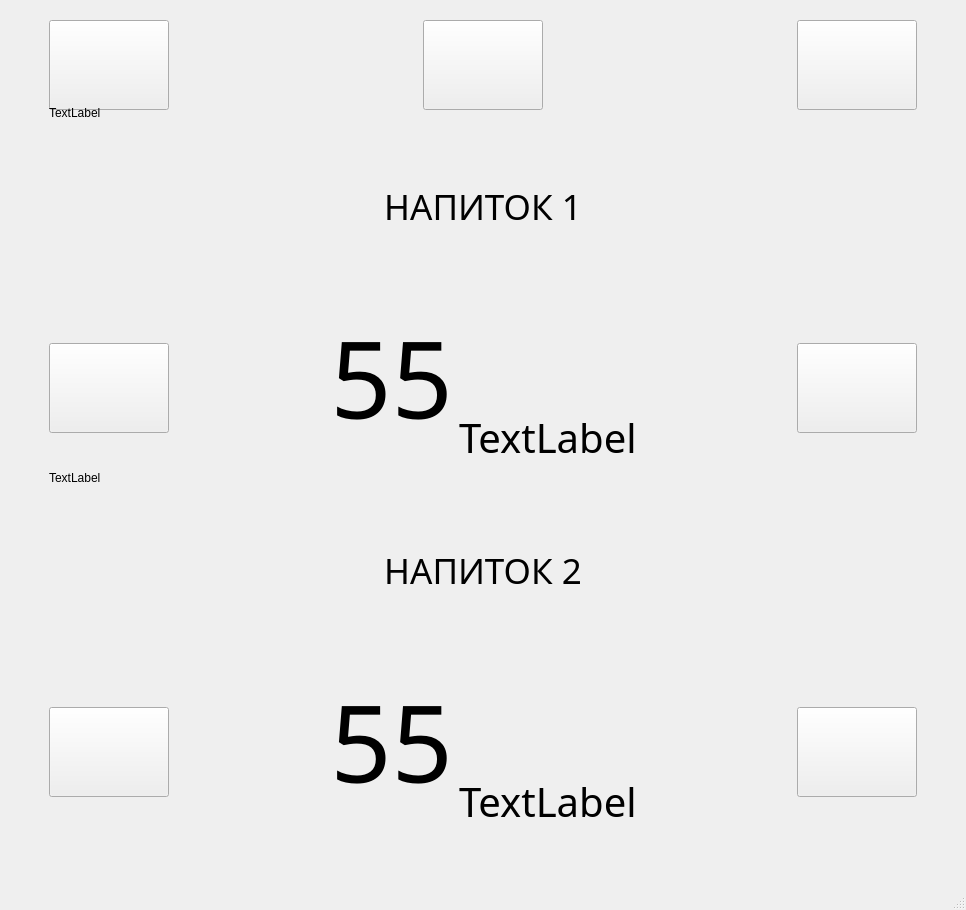
Before: the Qt Designer form Filler_interface/Window_filler/UI_filler2.ui in TWOKRAI/Filler, drawn with Qt 5.
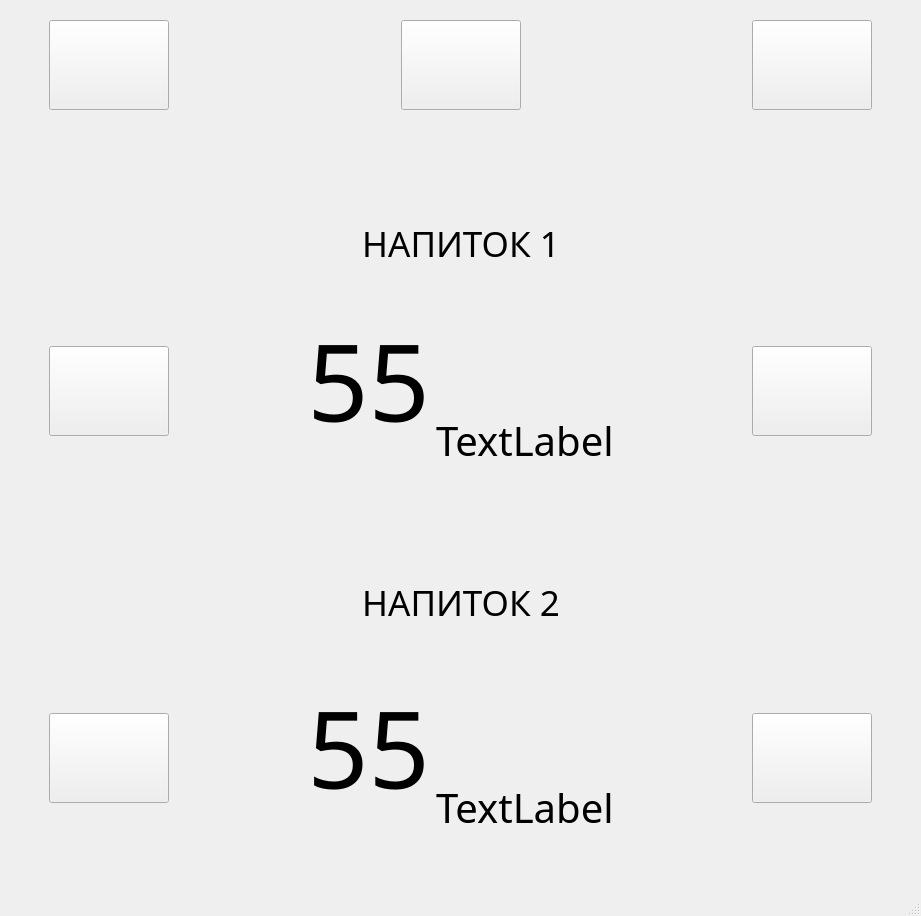
After: the same form once the commit is applied.

Diff of the .ui file:
```diff
--- a/Filler_interface/Window_filler/UI_filler2.ui
+++ b/Filler_interface/Window_filler/UI_filler2.ui
@@ -6,8 +6,8 @@
    <rect>
     <x>0</x>
     <y>0</y>
-    <width>966</width>
-    <height>910</height>
+    <width>921</width>
+    <height>916</height>
    </rect>
   </property>
   <property name="minimumSize">
@@ -244,11 +244,17 @@
          </layout>
         </item>
         <item>
-         <widget class="QLabel" name="label">
-          <property name="text">
-           <string>TextLabel</string>
+         <spacer name="verticalSpacer_3">
+          <property name="orientation">
+           <enum>Qt::Vertical</enum>
           </property>
-         </widget>
+          <property name="sizeHint" stdset="0">
+           <size>
+            <width>20</width>
+            <height>40</height>
+           </size>
+          </property>
+         </spacer>
         </item>
         <item>
          <layout class="QHBoxLayout" name="horizontalLayout">
@@ -433,6 +439,12 @@
             </item>
             <item>
              <widget class="QLabel" name="value_mini">
+              <property name="sizePolicy">
+               <sizepolicy hsizetype="Preferred" vsizetype="Preferred">
+                <horstretch>0</horstretch>
+                <verstretch>0</verstretch>
+               </sizepolicy>
+              </property>
               <property name="font">
                <font>
                 <family>Siemens AD Sans</family>
@@ -492,11 +504,17 @@
          </layout>
         </item>
         <item>
-         <widget class="QLabel" name="label_2">
-          <property name="text">
-           <string>TextLabel</string>
+         <spacer name="verticalSpacer_4">
+          <property name="orientation">
+           <enum>Qt::Vertical</enum>
           </property>
-         </widget>
+          <property name="sizeHint" stdset="0">
+           <size>
+            <width>20</width>
+            <height>40</height>
+           </size>
+          </property>
+         </spacer>
         </item>
         <item>
          <layout class="QHBoxLayout" name="horizontalLayout_4">
@@ -521,7 +539,7 @@
                <enum>Qt::Vertical</enum>
               </property>
               <property name="sizeType">
-               <enum>QSizePolicy::Expanding</enum>
+               <enum>QSizePolicy::Minimum</enum>
               </property>
               <property name="sizeHint" stdset="0">
                <size>
```
Left out of the diff: 2 changed lines with no effect on the pictures.
